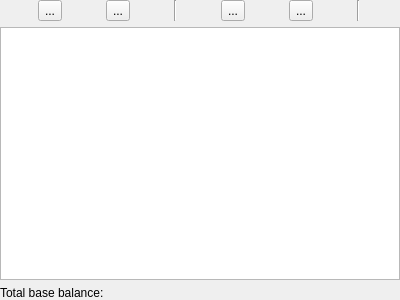
The window that src/views/ui_files/widgets/account_tree_widget.ui (JakubFranek/Kapytal) describes before a commit, drawn with Qt 5.
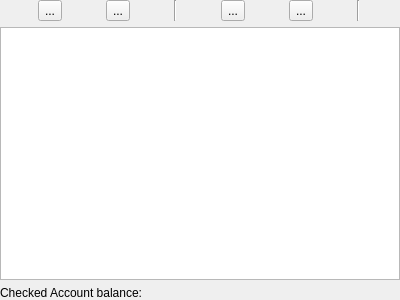
The same window after the commit.

Commit message: Change Acc. Tree total balance to checked balance

```diff
--- a/src/views/ui_files/widgets/account_tree_widget.ui
+++ b/src/views/ui_files/widgets/account_tree_widget.ui
@@ -129,7 +129,7 @@
      <item row="0" column="0">
       <widget class="QLabel" name="totalBaseBalanceLabel">
        <property name="text">
-        <string>Total base balance:</string>
+        <string>Checked Account balance:</string>
        </property>
       </widget>
      </item>
```
Left out of the diff: 6 changed lines with no effect on the pictures. The commit also changes 3 other files.
